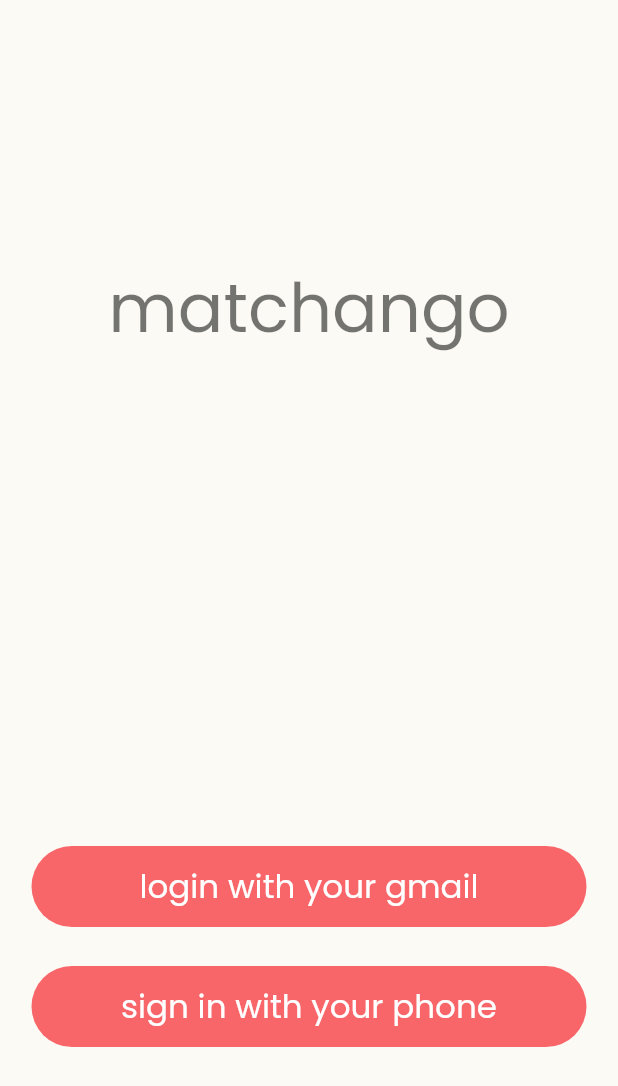
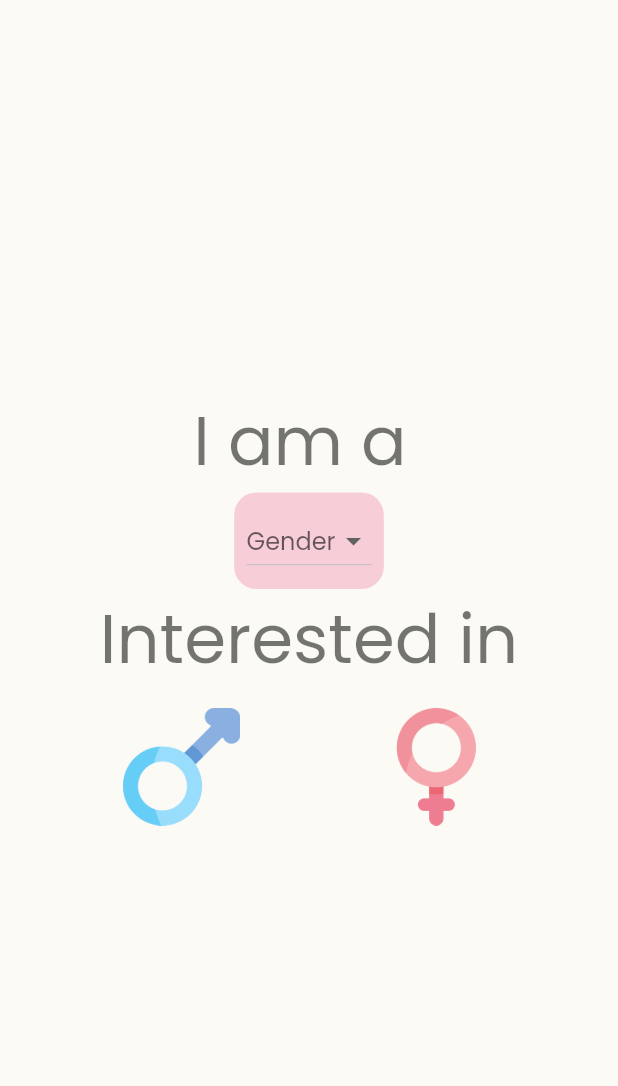
Before and after one commit to canergulay/matching_dating_app, a Flutter app: the screen it shows after launch, after a tap on "sign in with your phone", on a phone screen of 412 x 824 dp. Shown: the top 1086 px of the screen. Run offline on Flutter 3.47's test engine with Material 2 defaults, Android fonts, the phone set to English and light mode, and no system bars; our stand-ins replace bloc, firebase_core, flutter_bloc, get_it, location; accounts and stored records are empty.

Commit message:
some changes

```diff
--- /dev/null
+++ b/lib/core/constants/design_constants.dart
@@ -0,0 +1,4 @@
+class DesignConstant {
+  static const double borderRadiusALL = 15;
+  static const double borderRadiuslow = 10;
+}
--- a/lib/core/constants/navigation/navigation_constants.dart
+++ b/lib/core/constants/navigation/navigation_constants.dart
@@ -1,4 +1,5 @@
 class NavigationConstants {
   static const LOGIN = '/login';
   static const HOMESCREEN = '/home';
+  static const IDENTIFICATION = '/identification';
 }
--- a/lib/core/structure/navigation/navigation_router.dart
+++ b/lib/core/structure/navigation/navigation_router.dart
@@ -1,5 +1,8 @@
 import 'package:flutter/cupertino.dart';
 import 'package:flutter/material.dart';
+import 'package:flutter_bloc/flutter_bloc.dart';
+import 'package:matchangoo/features/Identification/presentation/bloc/identification_bloc.dart';
+import 'package:matchangoo/features/Identification/presentation/pages/identification.dart';
 import '../../constants/navigation/navigation_constants.dart';
 import '../../../features/home/presentation/pages/home_screen.dart';
 import '../../../features/login/presentation/pages/login_main.dart';
@@ -19,6 +22,8 @@ class NavigationRouter {
         } else {
           return normalNavigate(HomeScreen(arguements: 'args.arguments qq'));
         }
+      case NavigationConstants.IDENTIFICATION:
+        return normalNavigate(Identification());
 
       default:
         return normalNavigate(LoginMain());
--- a/lib/core/structure/utils/extensions/context_extension.dart
+++ b/lib/core/structure/utils/extensions/context_extension.dart
@@ -36,5 +36,5 @@ extension DynamicSizeExtenson on BuildContext {
 
 extension SizeUnitExtension on BuildContext {
   double get heightUnit => dynamicHeight / 100;
-  double get widthUnit => dynamicHeight / 100;
+  double get widthUnit => dynamicWidth / 100;
 }
--- a/lib/core/ui/theme/palette.dart
+++ b/lib/core/ui/theme/palette.dart
@@ -2,4 +2,6 @@ import 'dart:ui';
 
 class Palette {
   static const buttonRed = Color(0xFFF96669);
+
+  static const softPink = Color(0xFFF7DFE7);
 }
--- /dev/null
+++ b/lib/features/Identification/presentation/bloc/identification_bloc.dart
@@ -0,0 +1,22 @@
+import 'dart:async';
+import 'package:bloc/bloc.dart';
+import 'package:flutter/widgets.dart';
+import 'package:matchangoo/features/Identification/presentation/widgets/first_section.dart';
+import 'package:meta/meta.dart';
+part 'identification_event.dart';
+part 'identification_state.dart';
+
+class IdentificationBloc extends Bloc<IdentificationEvent, IdentificationState> {
+  IdentificationBloc() : super(IdentificationInitial());
+
+  List<Widget> identificationPages(BuildContext context) {
+    return [firstSection(context)];
+  }
+
+  @override
+  Stream<IdentificationState> mapEventToState(
+    IdentificationEvent event,
+  ) async* {
+    // TODO: implement mapEventToState
+  }
+}
--- /dev/null
+++ b/lib/features/Identification/presentation/bloc/identification_event.dart
@@ -0,0 +1,3 @@
+part of 'identification_bloc.dart';
+@immutable
+abstract class IdentificationEvent {}
--- /dev/null
+++ b/lib/features/Identification/presentation/bloc/identification_state.dart
@@ -0,0 +1,4 @@
+part of 'identification_bloc.dart';
+@immutable
+abstract class IdentificationState {}
+class IdentificationInitial extends IdentificationState {}
--- /dev/null
+++ b/lib/features/Identification/presentation/pages/identification.dart
@@ -0,0 +1,39 @@
+import 'package:flutter/material.dart';
+import 'package:flutter_bloc/flutter_bloc.dart';
+import 'package:matchangoo/features/Identification/presentation/bloc/identification_bloc.dart';
+
+class Identification extends StatefulWidget {
+  Identification({Key? key}) : super(key: key);
+
+  @override
+  _IdentificationState createState() => _IdentificationState();
+}
+
+class _IdentificationState extends State<Identification> {
+  final PageController _pageController = PageController(initialPage: 0);
+
+  @override
+  Widget build(BuildContext context) {
+    return BlocProvider(
+      create: (context) => IdentificationBloc(),
+      child: Builder(
+        builder: (context) {
+          return Scaffold(
+              body: Center(
+            child: PageView.builder(
+              controller: _pageController,
+              onPageChanged: (int page) {
+                print('changed');
+                print(page);
+              },
+              itemBuilder: (contexta, index) {
+                return context.read<IdentificationBloc>().identificationPages(context)[index];
+              },
+              itemCount: context.read<IdentificationBloc>().identificationPages(context).length,
+            ),
+          ));
+        },
+      ),
+    );
+  }
+}
--- /dev/null
+++ b/lib/features/Identification/presentation/widgets/first_section.dart
@@ -0,0 +1,64 @@
+import 'package:flutter/material.dart';
+import 'package:flutter/widgets.dart';
+import 'package:matchangoo/core/constants/design_constants.dart';
+import 'package:matchangoo/core/structure/utils/extensions/context_extension.dart';
+import 'package:matchangoo/features/Identification/presentation/widgets/gender_button.dart';
+
+Container firstSection(BuildContext context) => Container(
+      child: Column(
+        mainAxisAlignment: MainAxisAlignment.center,
+        children: [
+          Text(
+            'I am a ',
+            style: Theme.of(context).textTheme.headline3,
+          ),
+          iamA(context),
+          Text(
+            'Interested in',
+            style: Theme.of(context).textTheme.headline3,
+          ),
+          lookingFor(context)
+        ],
+      ),
+    );
+
+Container iamA(BuildContext context) {
+  return Container(
+      padding: EdgeInsets.all(context.lowValue),
+      decoration: BoxDecoration(
+          color: Colors.pink.withOpacity(0.2),
+          borderRadius: BorderRadius.circular(
+            DesignConstant.borderRadiusALL,
+          )),
+      child: DropdownButton<String>(
+        hint: Text('Gender'),
+        items: <String>['A', 'B', 'C', 'D'].map((String value) {
+          return DropdownMenuItem<String>(
+            value: value,
+            child: Row(
+              children: [
+                Icon(Icons.ac_unit),
+                SizedBox(width: 10),
+                Text(value),
+              ],
+            ),
+          );
+        }).toList(),
+        onChanged: (_) {
+          print(_);
+        },
+      ));
+}
+
+Container lookingFor(BuildContext context) => Container(
+      padding: EdgeInsets.only(left: context.widthUnit * 10, right: context.widthUnit * 10),
+      child: Row(
+        children: [
+          Expanded(child: GenderButton(image: 'assets/images/icons/man.png')),
+          SizedBox(
+            width: 10,
+          ),
+          Expanded(child: GenderButton(image: 'assets/images/icons/woman.png')),
+        ],
+      ),
+    );
--- /dev/null
+++ b/lib/features/Identification/presentation/widgets/gender_button.dart
@@ -0,0 +1,35 @@
+import 'package:flutter/material.dart';
+import 'package:matchangoo/core/constants/design_constants.dart';
+import 'package:matchangoo/core/structure/utils/extensions/context_extension.dart';
+import 'package:matchangoo/core/ui/theme/palette.dart';
+
+class GenderButton extends StatefulWidget {
+  final String image;
+  GenderButton({Key? key, required this.image}) : super(key: key);
+
+  @override
+  _GenderButtonState createState() => _GenderButtonState();
+}
+
+class _GenderButtonState extends State<GenderButton> {
+  bool isClicked = false;
+  @override
+  Widget build(BuildContext context) {
+    return GestureDetector(
+      onTap: () {
+        setState(() {
+          isClicked = !isClicked;
+        });
+      },
+      child: Container(
+        height: context.widthUnit * 25,
+        padding: EdgeInsets.all(context.widthUnit * 3),
+        decoration: BoxDecoration(
+            color: isClicked ? Palette.softPink : Colors.transparent, borderRadius: BorderRadius.circular(DesignConstant.borderRadiuslow)),
+        child: Image.asset(
+          widget.image,
+        ),
+      ),
+    );
+  }
+}
--- a/lib/features/login/presentation/pages/login_main.dart
+++ b/lib/features/login/presentation/pages/login_main.dart
@@ -36,10 +36,12 @@ class LoginMain extends StatelessWidget {
                 AnimatedButton(
                     title: 'sign in with your phone',
                     onPressed: () {
-                      LocationManager _locationManager = sl.get<LocationManager>();
+                      NavigationManager.instance.navigateToPage(path: '/identification', arguments: 'nothing');
+                      /*
+                       LocationManager _locationManager = sl.get<LocationManager>();
                       _locationManager.location.requestPermission();
                       _locationManager.location.hasPermission().then((value) => print(value));
-                      _locationManager.location.getLocation().then((value) => print('location is ' + value.toString()));
+                      _locationManager.location.getLocation().then((value) => print('location is ' + value.toString()));*/
                       print('phone.');
                     }),
               ],
--- a/pubspec.yaml
+++ b/pubspec.yaml
@@ -47,7 +47,9 @@ dev_dependencies:
 
 # The following section is specific to Flutter.
 flutter:
-
+  assets:
+    - assets/images/icons/man.png
+    - assets/images/icons/woman.png
   fonts:
     - family: Poppins
       fonts:
```
Also changed, not shown: assets/images/icons/man.png (added), assets/images/icons/woman.png (added).
